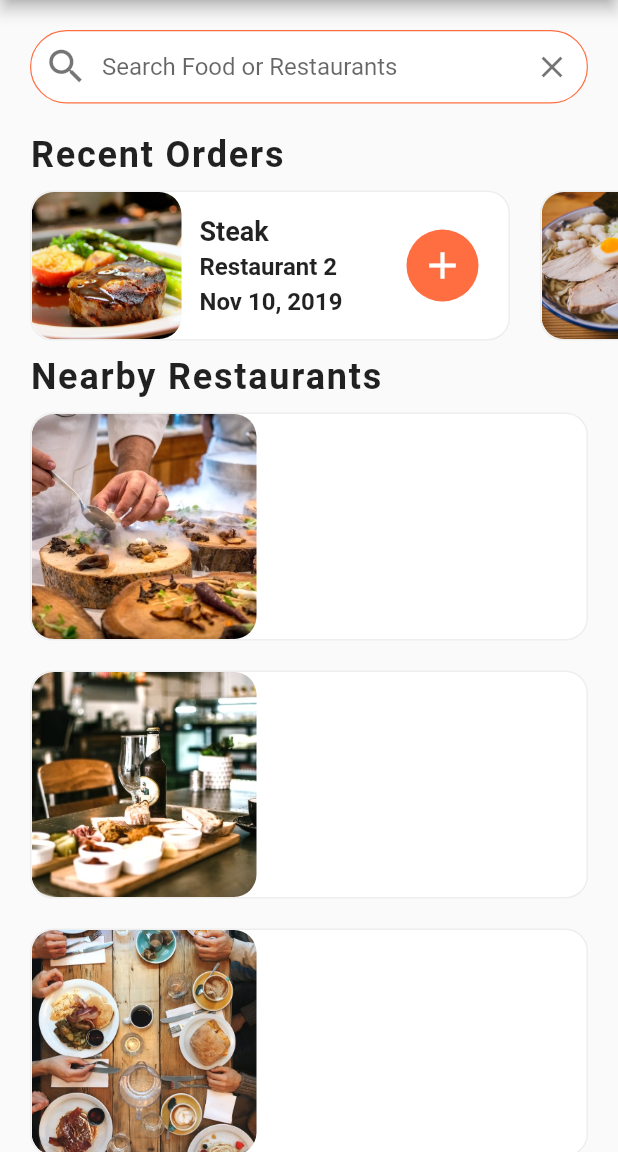
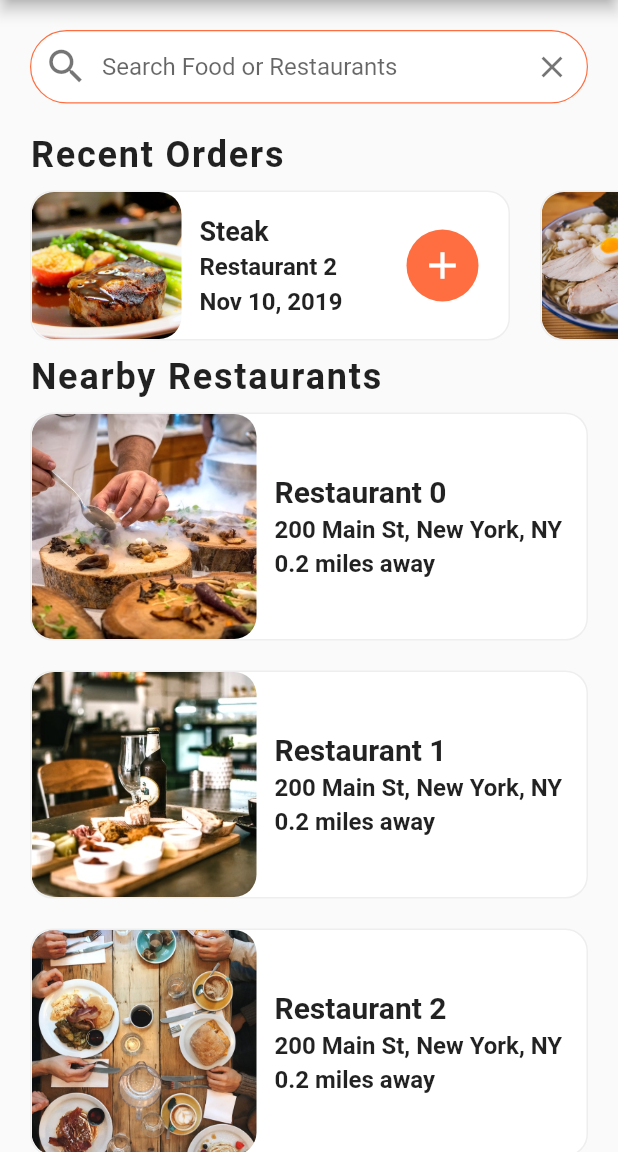
Before and after one commit to PauloSTDev/food_delivery_UI, a Flutter app: the screen it shows after launch, on a phone screen of 412 x 824 dp, the part 84-1236 px from its top. Run offline on Flutter 3.47's test engine with Material 2 defaults, Android fonts, the phone set to English and light mode, and no system bars.

Commit message:
Adiciona Textos às imagens dos restaurantes

```diff
--- a/lib/screens/home_screen.dart
+++ b/lib/screens/home_screen.dart
@@ -16,8 +16,8 @@ class _HomeScreenState extends State<HomeScreen> {
         restaurantList.add(
           Container(
             margin: EdgeInsets.symmetric(
-                horizontal: 20.0,
-                vertical: 10.0,
+              horizontal: 20.0,
+              vertical: 10.0,
             ),
             decoration: BoxDecoration(
               color: Colors.white,
@@ -36,6 +36,42 @@ class _HomeScreenState extends State<HomeScreen> {
                     width: 150.0,
                     image: AssetImage(restaurant.imageUrl),
                     fit: BoxFit.cover,
+                  ),
+                ),
+                Container(
+                  margin: EdgeInsets.all(12.0),
+                  child: Column(
+                    mainAxisAlignment: MainAxisAlignment.center,
+                    crossAxisAlignment: CrossAxisAlignment.start,
+                    children: <Widget>[
+                      Text(
+                        restaurant.name,
+                        style: TextStyle(
+                          fontSize: 20.0,
+                          fontWeight: FontWeight.bold,
+                        ),
+                        overflow: TextOverflow.ellipsis,
+                      ),
+                      SizedBox(height: 4.0),
+                      //Rating Stars()
+                      Text(
+                        restaurant.address,
+                        style: TextStyle(
+                          fontSize: 16.0,
+                          fontWeight: FontWeight.bold,
+                        ),
+                        overflow: TextOverflow.ellipsis,
+                      ),
+                      SizedBox(height: 4.0),
+                      Text(
+                        "0.2 miles away",
+                        style: TextStyle(
+                          fontSize: 16.0,
+                          fontWeight: FontWeight.bold,
+                        ),
+                        overflow: TextOverflow.ellipsis,
+                      ),
+                    ],
                   ),
                 ),
               ],
```
